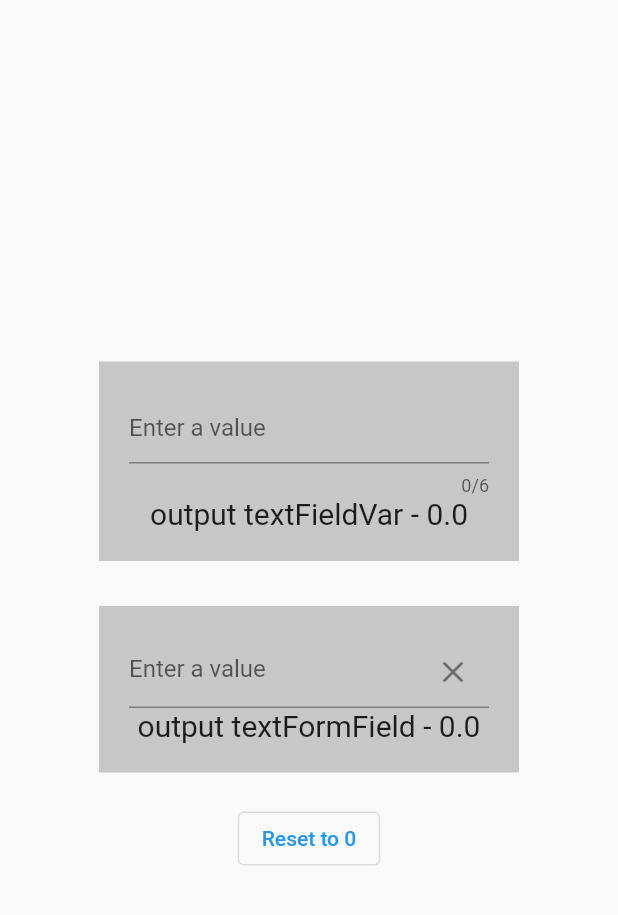
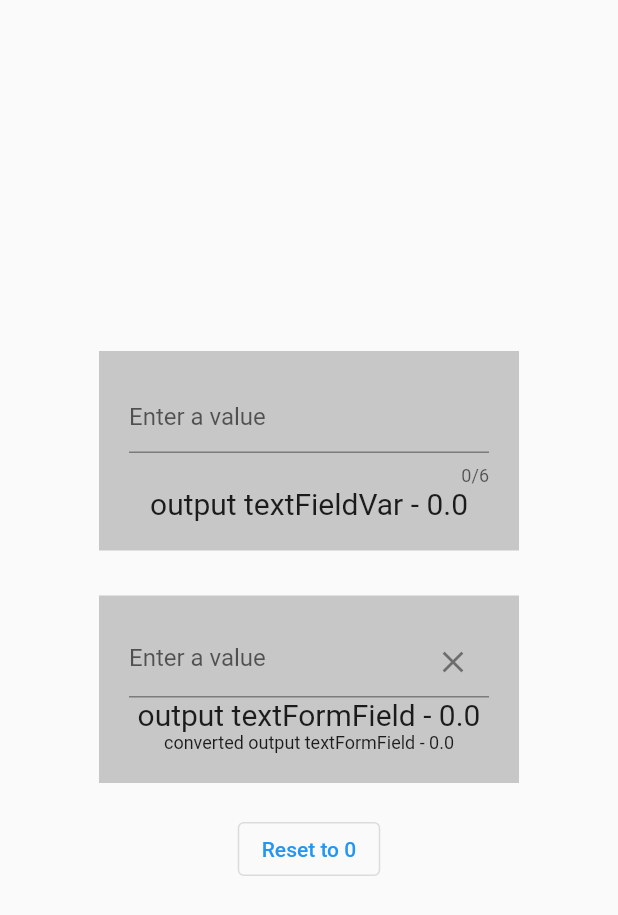
Before and after one commit to carlstep/textfieldinput_v3, a Flutter app: the screen it shows after launch, after a tap on "Reset to 0", on a phone screen of 412 x 824 dp. Shown: the top 915 px of the screen. Run offline on Flutter 3.47's test engine with Material 2 defaults, Android fonts, the phone set to English and light mode, and no system bars.

Commit message:
add comments

```diff
--- a/lib/text_input_screen.dart
+++ b/lib/text_input_screen.dart
@@ -20,6 +20,7 @@ class _ConversionScreenState extends State<ConversionScreen> {
   double textFieldVar = 0;
   String? myInitialValue = '0';
   double textFormFieldVar = 0.0;
+  double convertedValue = 0;
 
   void _printOutputValueTextField(String value) {
     setState(() {
@@ -28,9 +29,11 @@ class _ConversionScreenState extends State<ConversionScreen> {
     });
   }
 
+// function is called when a value is entered
   void _printOutputValueTextFormField(String value) {
     setState(() {
       textFormFieldVar = double.parse(value);
+      convertedValue = textFormFieldVar * 4;
       print('the textFormFieldVar - $textFormFieldVar');
     });
   }
@@ -45,9 +48,11 @@ class _ConversionScreenState extends State<ConversionScreen> {
   void clearText() {
     myTextFieldController.clear();
     myTextFormFieldController.clear();
+    // setState resets the variables, when clearText is called
     setState(() {
       textFieldVar = 0;
       textFormFieldVar = 0.0;
+      convertedValue = 0;
     });
   }
 
@@ -67,7 +72,7 @@ class _ConversionScreenState extends State<ConversionScreen> {
                   TextField(
                     maxLength: 6,
                     onChanged: _printOutputValueTextField,
-                    // inputFormatter allows only numbers and .
+                    // inputFormatter - allows only numbers and .
                     inputFormatters: [
                       FilteringTextInputFormatter.allow(RegExp(r'(^\d*\.?\d*)'))
                     ],
@@ -113,6 +118,10 @@ class _ConversionScreenState extends State<ConversionScreen> {
                     ('output textFormField - $textFormFieldVar'),
                     style: const TextStyle(fontSize: 20),
                   ),
+                  Text(
+                    ('converted output textFormField - $convertedValue'),
+                    style: const TextStyle(fontSize: 12),
+                  ),
                 ],
               ),
             ),
```
